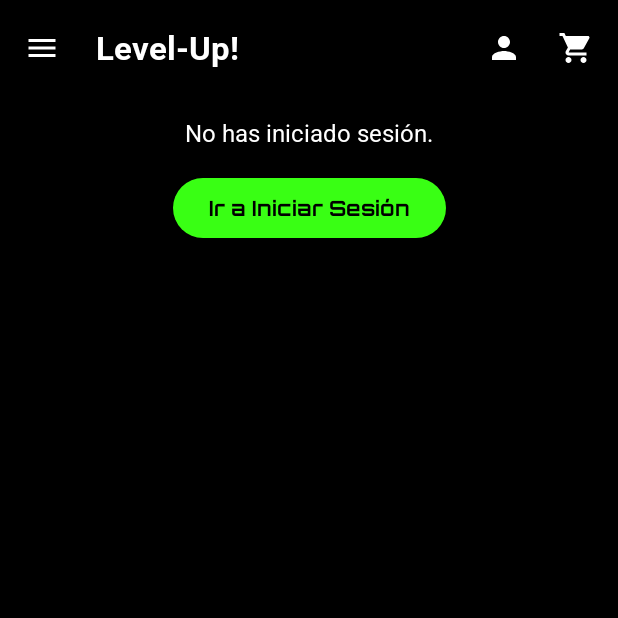
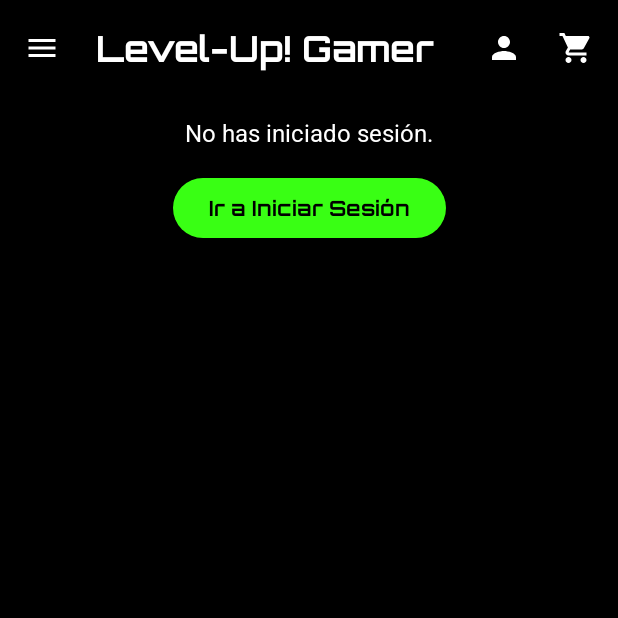
Before and after one commit to GOSUGING/project-aplicacion-movil, an Android app built with Jetpack Compose: the profile screen opened through its navigation route, on a phone screen of 412 x 824 dp, the top half of it. Run offline under Robolectric (Android 15) with nearby library versions, the phone set to English and light mode, and no system bars; our stand-ins replace Dagger/Hilt's generated code.

Commit message:
quick fix in title apptobar

```diff
--- a/app/src/main/java/com/example/levelup/ui/components/AppTopBar.kt
+++ b/app/src/main/java/com/example/levelup/ui/components/AppTopBar.kt
@@ -31,8 +31,9 @@ import androidx.compose.ui.text.font.FontWeight
 import androidx.compose.ui.unit.dp
 import androidx.compose.ui.unit.sp
 import androidx.hilt.navigation.compose.hiltViewModel
+import com.example.levelup.ui.theme.Orbitron // <-- 1. IMPORT DE LA FUENTE
 import com.example.levelup.viewmodel.CartViewModel
-import com.example.levelup.viewmodel.TopBarViewModel // Importamos el nuevo ViewModel
+import com.example.levelup.viewmodel.TopBarViewModel
 
 @OptIn(ExperimentalMaterial3Api::class)
 @Composable
@@ -47,14 +48,10 @@ fun AppTopBar(
     onTitleClick: () -> Unit,
     backgroundColor: Color = Color.Black,
     contentColor: Color = Color.White,
-    title: String = "Level-Up!"
+    title: String = "Level-Up! Gamer"
 ) {
-    // --- SECCIÓN CORREGIDA ---
-    // 1. Se obtiene la instancia del TopBarViewModel usando hiltViewModel()
     val topBarViewModel: TopBarViewModel = hiltViewModel()
-    // 2. Se observa el estado del usuario desde el nuevo ViewModel
     val currentUser by topBarViewModel.currentUser.collectAsState()
-    //-------------------------
 
     val neon = Color(0xFF39FF14)
     var menuOpen by remember { mutableStateOf(false) }
@@ -76,7 +73,7 @@ fun AppTopBar(
             verticalAlignment = Alignment.CenterVertically
         ) {
 
-            // --- SECCIÓN DEL MENÚ (la lógica interna ya es correcta) ---
+            // --- SECCIÓN DEL MENÚ ---
             Box {
                 IconButton(onClick = { menuOpen = true }) {
                     Icon(
@@ -118,11 +115,12 @@ fun AppTopBar(
                 }
             }
 
-            // --- TÍTULO ---
+            // --- TÍTULO CON FUENTE ORBITRON ---
             Text(
                 text = title,
                 color = contentColor,
-                fontSize = 22.sp,
+                fontFamily = Orbitron, // <-- 2. FUENTE APLICADA
+                fontSize = 24.sp,
                 fontWeight = FontWeight.Bold,
                 modifier = Modifier
                     .weight(1f)
```
